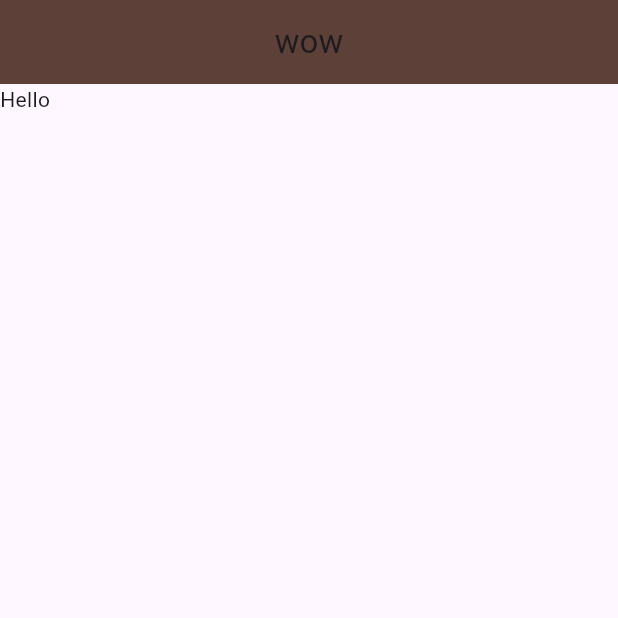
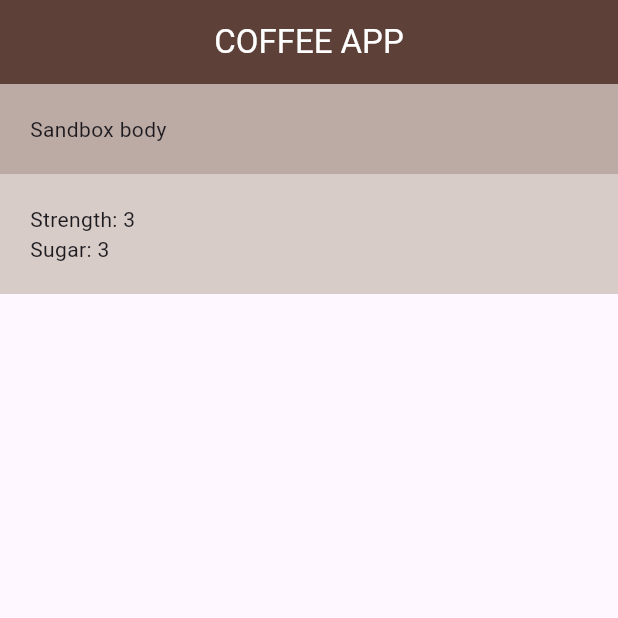
Before and after one commit to Jerald-tonmoy-dias/coffee_app, a Flutter app: the screen it shows after launch, on a phone screen of 412 x 824 dp, the top half of it. Run offline on Flutter 3.47's test engine with Material 3 defaults, Android fonts, the phone set to English and light mode, and no system bars.

Commit message:
working on screen setup

```diff
--- /dev/null
+++ b/lib/coffee_prefer.dart
@@ -0,0 +1,27 @@
+import 'package:flutter/material.dart';
+
+class CoffeePrefer extends StatelessWidget {
+  const CoffeePrefer({super.key});
+
+  @override
+  Widget build(BuildContext context) {
+    return Column(
+      children: [
+        Row(
+          children: [
+            const Text('Strength: '),
+            const Text('3'),
+            const SizedBox(width: 50),
+          ],
+        ),
+        Row(
+          children: [
+            const Text('Sugar: '),
+            const Text('3'),
+            const SizedBox(width: 50),
+          ],
+        ),
+      ],
+    );
+  }
+}
--- /dev/null
+++ b/lib/home.dart
@@ -0,0 +1,32 @@
+import 'package:coffe_card/coffee_prefer.dart';
+import 'package:flutter/material.dart';
+
+class Home extends StatelessWidget {
+  const Home({super.key});
+
+  @override
+  Widget build(BuildContext context) {
+    return Scaffold(
+      appBar: AppBar(
+        title: Text('COFFEE APP', style: TextStyle(color: Colors.white)),
+        backgroundColor: Colors.brown.shade700,
+        centerTitle: true,
+      ),
+      body: Column(
+        crossAxisAlignment: CrossAxisAlignment.stretch,
+        children: [
+          Container(
+            padding: EdgeInsets.all(20),
+            color: Colors.brown[200],
+            child: Text('Sandbox body'),
+          ),
+          Container(
+            padding: EdgeInsets.all(20),
+            color: Colors.brown[100],
+            child: const CoffeePrefer(),
+          ),
+        ],
+      ),
+    );
+  }
+}
--- a/lib/main.dart
+++ b/lib/main.dart
@@ -1,23 +1,40 @@
+import 'package:coffe_card/home.dart';
 import 'package:flutter/material.dart';
 
 void main() {
-  runApp(MyApp());
+  runApp(MaterialApp(home: Home()));
 }
 
-class MyApp extends StatelessWidget {
-  const MyApp({super.key});
+class Sandbox extends StatelessWidget {
+  const Sandbox({super.key});
 
   @override
   Widget build(BuildContext context) {
-    return MaterialApp(
-      debugShowCheckedModeBanner: false,
-      home: Scaffold(
-        appBar: AppBar(
-          title: Text('wow'),
-          backgroundColor: Colors.brown.shade700,
-          centerTitle: true,
-        ),
-        body: Text('Hello'),
+    return Scaffold(
+      appBar: AppBar(
+        title: Text('Sandbox'),
+        backgroundColor: Colors.lightGreenAccent,
+      ),
+      body: Column(
+        crossAxisAlignment: CrossAxisAlignment.stretch,
+        mainAxisAlignment: MainAxisAlignment.center,
+        children: [
+          Container(
+            width: 100,
+            color: Colors.lightGreen,
+            child: Text('Sandbox body'),
+          ),
+          Container(
+            width: 200,
+            color: Colors.brown,
+            child: Text('Sandbox body'),
+          ),
+          Container(
+            width: 300,
+            color: Colors.cyanAccent,
+            child: Text('Sandbox body'),
+          ),
+        ],
       ),
     );
   }
```
